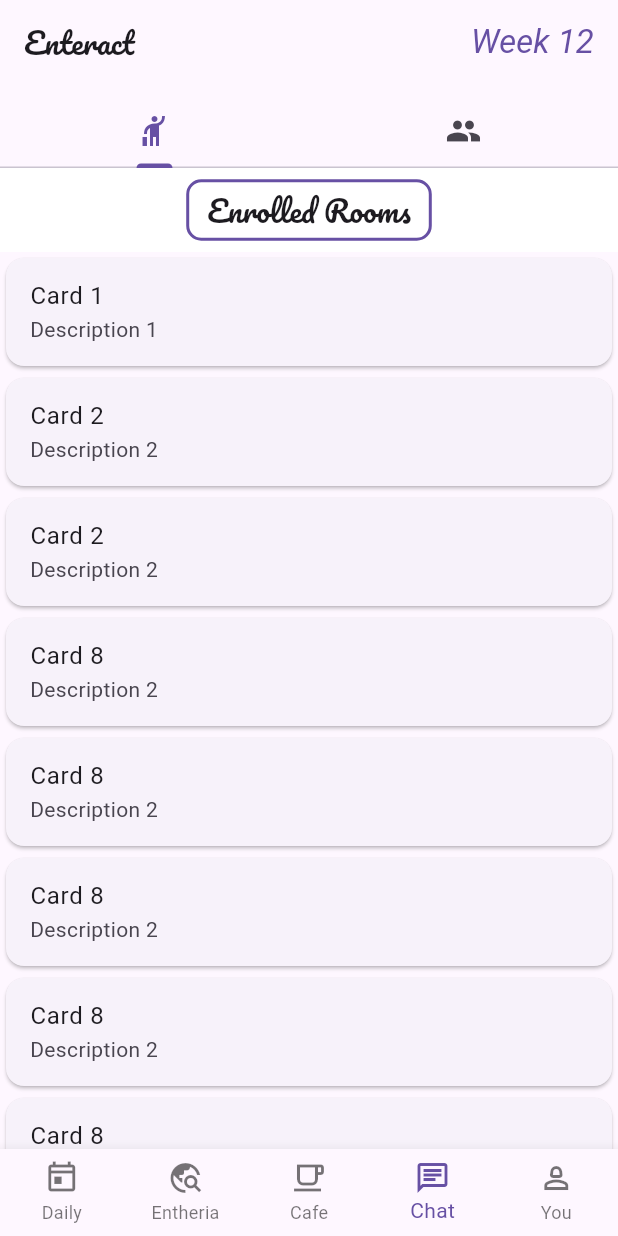
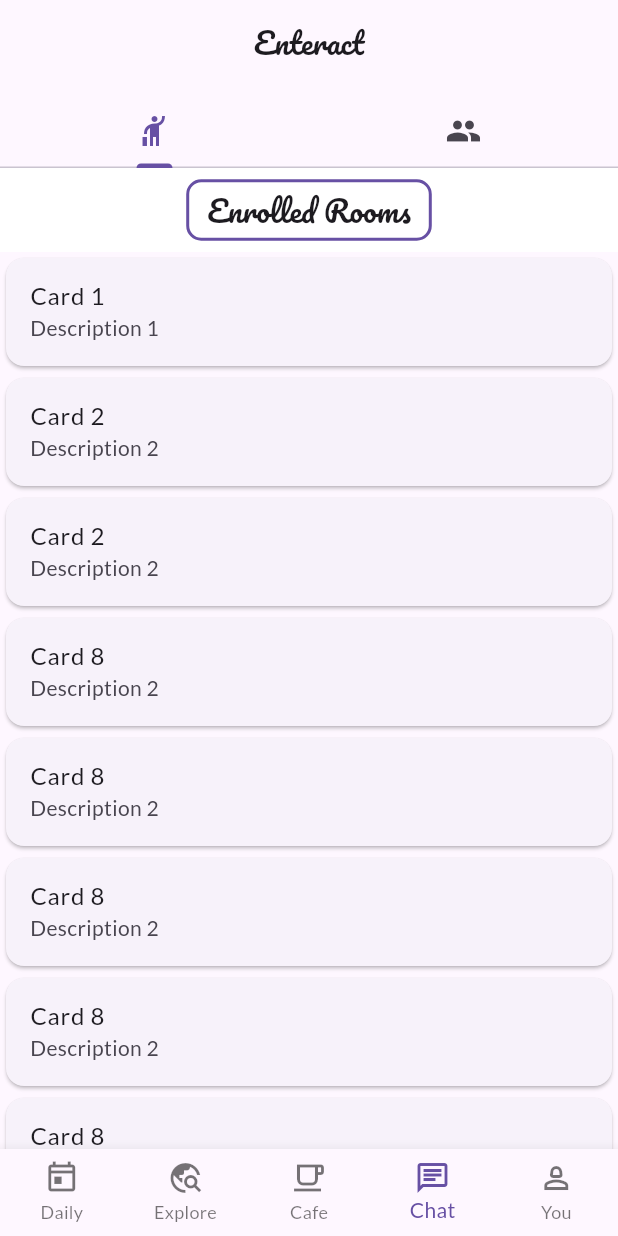
Before and after one commit to yasartt/EnMasseApp, a Flutter app: the MyHomePage screen opened directly, swiped to page 4, on a phone screen of 412 x 824 dp. Run offline on Flutter 3.47's test engine with Material 3 defaults, Android fonts, the phone set to English and light mode, and no system bars; our stand-ins replace extended_image, google_fonts, hive, hive_flutter, image_picker, photo_view and 1 more; accounts and stored records are empty; network calls fail; statements that could not run were skipped.

Commit message:
Everything is guid

```diff
--- a/lib/Authentication/authentication.dart
+++ b/lib/Authentication/authentication.dart
@@ -118,14 +118,14 @@ class AuthService {
     await prefs.setString('username', username);
   }
 
-  static Future<void> saveUserId(int userId) async {
+  static Future<void> saveUserId(String userId) async {
     SharedPreferences prefs = await SharedPreferences.getInstance();
-    await prefs.setInt('userId', userId);
+    await prefs.setString('userId', userId);
   }
 
-  static Future<int?> getUserId() async {
+  static Future<String?> getUserId() async {
     SharedPreferences prefs = await SharedPreferences.getInstance();
-    return prefs.getInt('userId');
+    return prefs.getString('userId');
   }
 
   static Future<void> saveEmail(String email) async {
--- a/lib/BarItems/contact_daily_page.dart
+++ b/lib/BarItems/contact_daily_page.dart
@@ -92,7 +92,8 @@ class _FirstTabContentState extends State<FirstTabContent> {
     final userId = await AuthService.getUserId();
     if (userId == null) return;
 
-    final box = Hive.box<DailyView>('contactsPosts');
+    // Ensure the Hive box for DailyView is opened before accessing it
+    final box = await Hive.openBox<DailyView>('contactsPosts');
     _updateDailyViewsList(box.values.toList());
 
     _boxSubscription = box.watch().listen((event) {
@@ -101,6 +102,7 @@ class _FirstTabContentState extends State<FirstTabContent> {
 
     await fetchDailyViews();
   }
+
 
   void _updateDailyViewsList(List<DailyView> updatedList) {
     setState(() {
--- a/lib/BarItems/explore_daily_page.dart
+++ b/lib/BarItems/explore_daily_page.dart
@@ -81,6 +81,7 @@ class _FirstTabContentState extends State<FirstTabContent> {
   StreamSubscription? _boxSubscription; // Declare a subscription variable
   int _currentIndex = 0;
   bool _shouldUpdatePageController = false; // Flag to indicate when to update the PageController
+  int _newItemsCount = 0;
 
   @override
   void initState() {
@@ -92,7 +93,8 @@ class _FirstTabContentState extends State<FirstTabContent> {
     final userId = await AuthService.getUserId();
     if (userId == null) return;
 
-    final box = Hive.box<DailyView>('entheriaPosts');
+    // Ensure the Hive box for DailyView is opened before accessing it
+    final box = await Hive.openBox<DailyView>('entheriaPosts');
     _updateDailyViewsList(box.values.toList());
 
     _boxSubscription = box.watch().listen((event) {
@@ -101,6 +103,7 @@ class _FirstTabContentState extends State<FirstTabContent> {
 
     await fetchDailyViews();
   }
+
 
   void _updateDailyViewsList(List<DailyView> updatedList) {
     setState(() {
@@ -154,6 +157,8 @@ class _FirstTabContentState extends State<FirstTabContent> {
     if (response.statusCode == 200) {
       List<dynamic> data = jsonDecode(response.body);
       List<DailyView> loadedDailyViews = data.map((json) => DailyView.fromJson(json)).toList();
+
+      _newItemsCount = loadedDailyViews.length;
 
       if (loadedDailyViews.isNotEmpty) {
         var existingLengthIndex = dailyViews.length - 1;
@@ -232,7 +237,7 @@ class _FirstTabContentState extends State<FirstTabContent> {
                   ),
                   padding: EdgeInsets.symmetric(
                       horizontal: 12.0, vertical: 6.0),
-                  child: Text('Entherians'),
+                  child: Text('Explore People'),
                 ),
               ),
               Positioned(
--- a/lib/BarItems/rooms_page.dart
+++ b/lib/BarItems/rooms_page.dart
@@ -100,7 +100,7 @@ class _RoomsPageState extends State<RoomsPage> with AutomaticKeepAliveClientMixi
                     itemCount: cafeList.length,
                     itemBuilder: (context, index) {
                       final cafeName = cafeList[index]['name'] as String?;
-                      final cafeId = cafeList[index]['cafeId'] as int?;
+                      final cafeId = cafeList[index]['cafeId'] as String?;
 
                       if (cafeName != null && cafeId != null) {
                         return GestureDetector(
@@ -161,7 +161,7 @@ class _RoomsPageState extends State<RoomsPage> with AutomaticKeepAliveClientMixi
 }
 
 class CafeComponent extends StatelessWidget {
-  final int cafeId;
+  final String cafeId;
   final String cafeName;
 
   CafeComponent({
@@ -282,7 +282,7 @@ class MessageBubble extends StatelessWidget {
 
 
 class CafeDetailsPage extends StatelessWidget {
-  final int cafeId;
+  final String cafeId;
   final String cafeName; // Add cafeName property
 
   CafeDetailsPage({
--- a/lib/Components/Action_post.dart
+++ b/lib/Components/Action_post.dart
@@ -43,7 +43,7 @@ class ActionPostScreen extends StatelessWidget {
           child: Card(
             margin: EdgeInsets.symmetric(vertical: 16.0, horizontal: 32.0),
             shape: RoundedRectangleBorder(
-              borderRadius: BorderRadius.circular(16.0),
+              borderRadius: BorderRadius.circular(8.0),
             ),
             elevation: 8.0,
             child: Column(
--- a/lib/Components/daily_view.dart
+++ b/lib/Components/daily_view.dart
@@ -7,7 +7,7 @@ class DailyView {
   @HiveField(0)
   final int dailyId;
   @HiveField(1)
-  final int userId;
+  final String userId;
   @HiveField(2)
   final String? caption;
   @HiveField(3)
--- a/lib/config.dart
+++ b/lib/config.dart
@@ -1,3 +1,3 @@
 class Config {
-  static const String apiBaseUrl = '192.168.165.155:7181'; // Replace with your actual IP address
+  static const String apiBaseUrl = '10.0.2.2:7181'; // Replace with your actual IP address
 }
--- a/lib/main.dart
+++ b/lib/main.dart
@@ -84,15 +84,15 @@ class MyApp extends StatelessWidget {
       theme: ThemeData(
         brightness: Brightness.light,
         primarySwatch: customCoolYellow,
-        fontFamily: GoogleFonts.roboto().fontFamily,
+        fontFamily: GoogleFonts.lato().fontFamily,
       ),
       darkTheme: ThemeData(
         brightness: Brightness.dark,
         primarySwatch: customDarkCoolYellow,
-        fontFamily: GoogleFonts.roboto().fontFamily,
+        fontFamily: GoogleFonts.lato().fontFamily,
       ),
       themeMode: ThemeMode.system, // Use system theme mode
-      home: isAuthenticated ? MyHomePage(title: 'Enteract') : LoginPage(),
+      home: isAuthenticated ? MyHomePage(title: 'En Masse') : LoginPage(),
     );
   }
 }
@@ -127,7 +127,7 @@ class _MyHomePageState extends State<MyHomePage> {
     return Scaffold(
       appBar: AppBar(
         title: Row(
-          mainAxisAlignment: MainAxisAlignment.spaceBetween,
+          mainAxisAlignment: MainAxisAlignment.center,
           children: [
             Text(
               widget.title,
@@ -135,13 +135,6 @@ class _MyHomePageState extends State<MyHomePage> {
                 textStyle: TextStyle(
                   fontSize: 20.0,
                 ),
-              ),
-            ),
-            Text(
-              "Week 12",
-              style: TextStyle(
-                color: Theme.of(context).colorScheme.primary,
-                fontStyle: FontStyle.italic,
               ),
             ),
           ],
@@ -185,7 +178,7 @@ class _MyHomePageState extends State<MyHomePage> {
           ),
           BottomNavigationBarItem(
             icon: Icon(Icons.travel_explore),
-            label: 'Entheria',
+            label: 'Explore',
           ),
           BottomNavigationBarItem(
             icon: Icon(Icons.local_cafe_outlined),
--- a/pubspec.yaml
+++ b/pubspec.yaml
@@ -30,7 +30,7 @@ environment:
 dependencies:
   flutter:
     sdk: flutter
-  google_fonts: ^4.0.4
+  google_fonts: ^6.1.0
   shared_preferences: ^2.0.10
   intl: ^0.17.0
   photo_view: ^0.14.0
```
Also changed, not shown: lib/Components/daily_view.g.dart.
